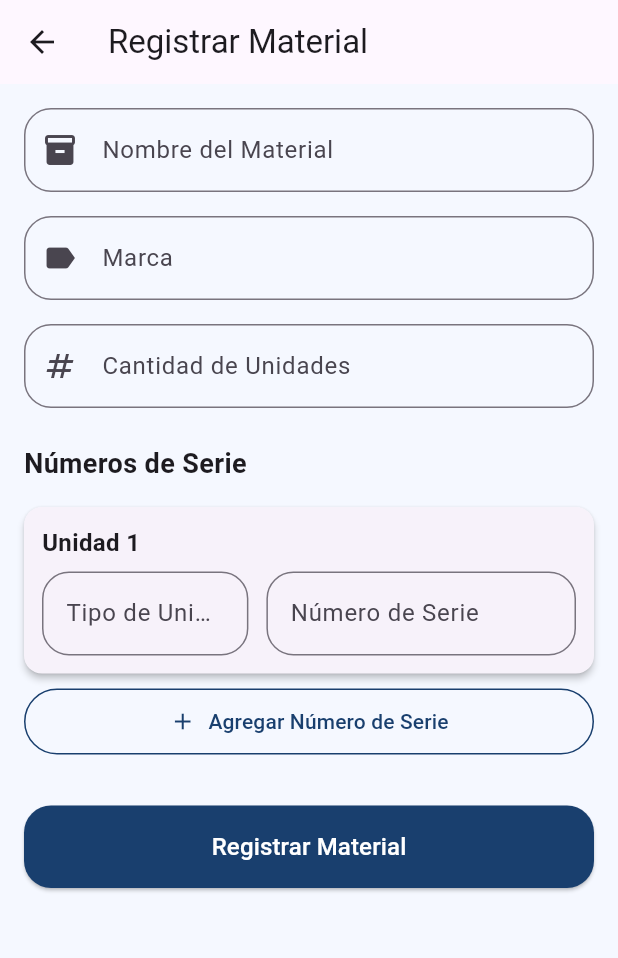
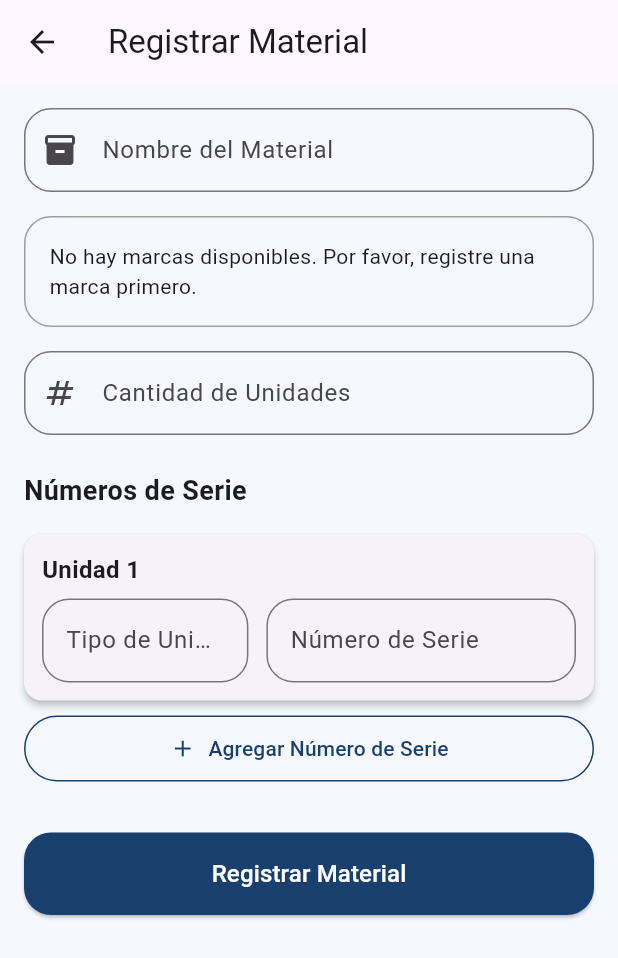
Before and after one commit to ESLEDA/grupo_sat_flutter, a Flutter app: the MaterialesPage screen opened directly, after a tap on "Nuevo Material", on a phone screen of 412 x 824 dp. Shown: the top 958 px of the screen. Run offline on Flutter 3.47's test engine with Material 3 defaults, Android fonts, the phone set to English and light mode, and no system bars; our stand-ins replace cloud_firestore, equatable, firebase_auth, firebase_core, flutter_bloc, pdf and 1 more; accounts and stored records are empty.

Commit message:
termine formulario materiales

```diff
--- a/lib/features/auth/presentation/pagesAdmin/materiales_pages/materiales_page.dart
+++ b/lib/features/auth/presentation/pagesAdmin/materiales_pages/materiales_page.dart
@@ -1,4 +1,6 @@
 import 'package:flutter/material.dart';
+import 'package:flutter_bloc/flutter_bloc.dart';
+import '../../../../../features/auth/presentation/bloc/marca_bloc.dart';
 import 'registrar_material_page.dart';
 
 class MaterialesPage extends StatelessWidget {
@@ -13,10 +15,17 @@ class MaterialesPage extends StatelessWidget {
           // Botón para agregar nuevo material
           ElevatedButton.icon(
             onPressed: () {
+              // Cargar las marcas antes de navegar
+              context.read<MarcaBloc>().add(LoadMarcas());
+
+              // Navegar usando BlocProvider.value para pasar el MarcaBloc
               Navigator.push(
                 context,
                 MaterialPageRoute(
-                  builder: (context) => const RegistrarMaterialPage(),
+                  builder: (context) => BlocProvider.value(
+                    value: BlocProvider.of<MarcaBloc>(context),
+                    child: const RegistrarMaterialPage(),
+                  ),
                 ),
               );
             },
--- a/lib/features/auth/presentation/pagesAdmin/materiales_pages/registrar_material_page.dart
+++ b/lib/features/auth/presentation/pagesAdmin/materiales_pages/registrar_material_page.dart
@@ -1,5 +1,8 @@
 import 'package:flutter/material.dart';
 import 'package:cloud_firestore/cloud_firestore.dart';
+import 'package:flutter_bloc/flutter_bloc.dart';
+import '../../../../../features/auth/presentation/bloc/marca_bloc.dart';
+import '../../../../../features/auth/domain/entities/marca.dart';
 import 'material_serie_item.dart';
 
 class RegistrarMaterialPage extends StatefulWidget {
@@ -12,20 +15,30 @@ class RegistrarMaterialPage extends StatefulWidget {
 class _RegistrarMaterialPageState extends State<RegistrarMaterialPage> {
   final _formKey = GlobalKey<FormState>();
   final _nombreController = TextEditingController();
-  final _marcaController = TextEditingController();
+  String? _marcaSeleccionada; // Cambiado a String para almacenar el ID o nombre de la marca
   final _cantidadController = TextEditingController();
 
   // Lista para manejar los números de serie
   final List<MaterialSerieItem> _serieItems = [];
 
   bool _isLoading = false;
+  bool _isCargandoMarcas = true;
   String _errorMessage = '';
+  List<Marca> _listaMarcas = [];
 
   @override
   void initState() {
     super.initState();
     // Inicialmente agregamos un item para que el usuario pueda agregar al menos un número de serie
     _serieItems.add(MaterialSerieItem(index: 0, onRemove: _removerSerieItem));
+
+    // Cargar las marcas al iniciar
+    _cargarMarcas();
+  }
+
+  void _cargarMarcas() {
+    // Usar el BLoC para cargar las marcas
+    context.read<MarcaBloc>().add(LoadMarcas());
   }
 
   void _agregarSerieItem() {
@@ -60,6 +73,14 @@ class _RegistrarMaterialPageState extends State<RegistrarMaterialPage> {
       return;
     }
 
+    // Validación de marca seleccionada
+    if (_marcaSeleccionada == null) {
+      setState(() {
+        _errorMessage = 'Por favor seleccione una marca';
+      });
+      return;
+    }
+
     // Validación adicional: verificar que la cantidad coincida con los números de serie
     int cantidad = int.tryParse(_cantidadController.text) ?? 0;
     if (cantidad != _serieItems.length) {
@@ -88,7 +109,7 @@ class _RegistrarMaterialPageState extends State<RegistrarMaterialPage> {
       // Guardar en Firestore
       await FirebaseFirestore.instance.collection('materiales').add({
         'nombreMaterial': _nombreController.text,
-        'marcaMaterial': _marcaController.text,
+        'marcaMaterial': _marcaSeleccionada,
         'cantidadUnidades': cantidad,
         'numeroSerie': numeroSerie,
         'fechaRegistro': Timestamp.now(),
@@ -124,7 +145,21 @@ class _RegistrarMaterialPageState extends State<RegistrarMaterialPage> {
       appBar: AppBar(
         title: const Text('Registrar Material'),
       ),
-      body: SingleChildScrollView(
+      body: BlocListener<MarcaBloc, MarcaState>(
+        listener: (context, state) {
+          if (state is MarcasLoaded) {
+            setState(() {
+              _listaMarcas = state.marcas;
+              _isCargandoMarcas = false;
+            });
+          } else if (state is MarcaOperationFailure) {
+            setState(() {
+              _isCargandoMarcas = false;
+              _errorMessage = state.message;
+            });
+          }
+        },
+        child: SingleChildScrollView(
           padding: const EdgeInsets.all(16.0),
           child: Form(
             key: _formKey,
@@ -165,21 +200,76 @@ class _RegistrarMaterialPageState extends State<RegistrarMaterialPage> {
                 ),
                 const SizedBox(height: 16),
 
-              // Marca del material
-              TextFormField(
-                controller: _marcaController,
+                // Dropdown para seleccionar marca
+                BlocBuilder<MarcaBloc, MarcaState>(
+                  builder: (context, state) {
+                    if (state is MarcaLoading || _isCargandoMarcas) {
+                      return const Center(
+                        child: Padding(
+                          padding: EdgeInsets.all(16.0),
+                          child: CircularProgressIndicator(),
+                        ),
+                      );
+                    } else if (state is MarcasLoaded || _listaMarcas.isNotEmpty) {
+                      // Si no hay marcas, mostrar mensaje
+                      if (_listaMarcas.isEmpty) {
+                        return Container(
+                          padding: const EdgeInsets.all(16),
+                          decoration: BoxDecoration(
+                            border: Border.all(color: Colors.grey),
+                            borderRadius: BorderRadius.circular(18),
+                          ),
+                          child: const Text('No hay marcas disponibles. Por favor, registre una marca primero.'),
+                        );
+                      }
+
+                      // Dropdown con las marcas disponibles
+                      return Container(
+                        padding: const EdgeInsets.symmetric(horizontal: 12),
+                        decoration: BoxDecoration(
+                          border: Border.all(color: Colors.grey),
+                          borderRadius: BorderRadius.circular(18),
+                        ),
+                        child: DropdownButtonHideUnderline(
+                          child: DropdownButtonFormField<String>(
+                            isExpanded: true,
                             decoration: const InputDecoration(
-                  labelText: 'Marca',
-                  border: OutlineInputBorder(
-                    borderRadius: BorderRadius.all(Radius.circular(18.0)),
-                  ),
+                              border: InputBorder.none,
                               prefixIcon: Icon(Icons.label),
                             ),
+                            hint: const Text('Seleccionar Marca'),
+                            value: _marcaSeleccionada,
+                            items: _listaMarcas.map((marca) {
+                              return DropdownMenuItem<String>(
+                                value: marca.nombreMarca,
+                                child: Text(marca.nombreMarca),
+                              );
+                            }).toList(),
+                            onChanged: (value) {
+                              setState(() {
+                                _marcaSeleccionada = value;
+                              });
+                            },
                             validator: (value) {
                               if (value == null || value.isEmpty) {
-                    return 'Por favor ingrese la marca del material';
+                                return 'Por favor seleccione una marca';
                               }
                               return null;
+                            },
+                          ),
+                        ),
+                      );
+                    } else {
+                      // Si hay un error o no se pudo cargar las marcas, mostrar un mensaje
+                      return Container(
+                        padding: const EdgeInsets.all(16),
+                        decoration: BoxDecoration(
+                          border: Border.all(color: Colors.grey),
+                          borderRadius: BorderRadius.circular(18),
+                        ),
+                        child: const Text('Error al cargar las marcas. Intente nuevamente.'),
+                      );
+                    }
                   },
                 ),
                 const SizedBox(height: 16),
@@ -285,13 +375,13 @@ class _RegistrarMaterialPageState extends State<RegistrarMaterialPage> {
             ),
           ),
         ),
+      ),
     );
   }
 
   @override
   void dispose() {
     _nombreController.dispose();
-    _marcaController.dispose();
     _cantidadController.dispose();
     super.dispose();
   }
```
Lines whose indentation alone changed are shown as unchanged.
